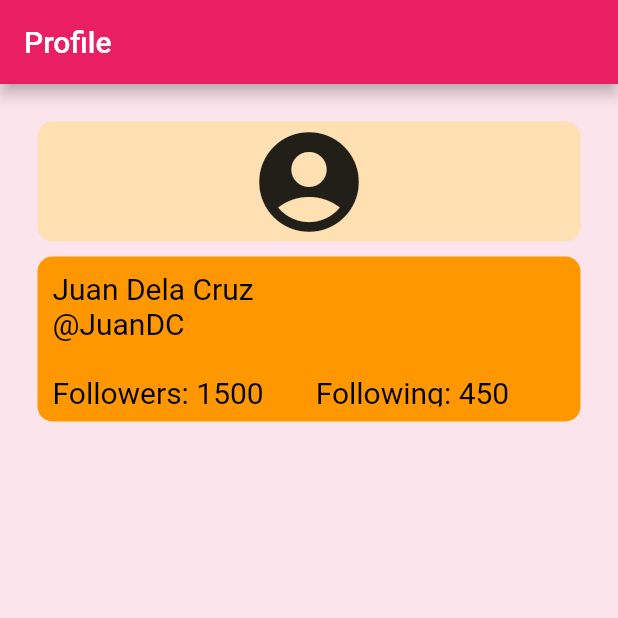
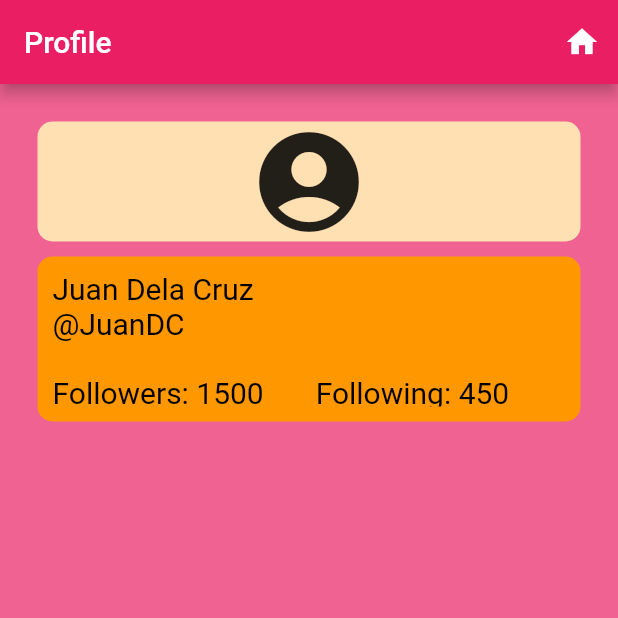
Before and after one commit to AnneRoki/m3output, a Flutter app: the Profile screen opened directly, on a phone screen of 412 x 824 dp, the top half of it. Run offline on Flutter 3.47's test engine with Material 2 defaults, Android fonts, the phone set to English and light mode, and no system bars.

Commit message:
Update profile.dart

```diff
--- a/lib/profile.dart
+++ b/lib/profile.dart
@@ -1,4 +1,6 @@
 import 'package:flutter/material.dart';
+import 'dashboard.dart';
+
 
 void main() => runApp(new MyApp());
 
@@ -7,7 +9,7 @@ class MyApp extends StatelessWidget {
   Widget build(BuildContext context) {
     return new MaterialApp(
       home: new Profile(),
-      theme: new ThemeData(primarySwatch: Colors.orange),
+      theme: new ThemeData(primarySwatch: Colors.pink),
     );
   }
 }
@@ -25,8 +27,16 @@ class ProfileState extends State<Profile> {
     return new Scaffold(
       appBar: AppBar(
         title: Text('Profile'),
+        actions: <Widget>[
+          IconButton(
+            icon: Icon(Icons.home),
+            onPressed: (){
+              navigatetopushdash();
+                }
+            ),
+        ],
       ),
-      backgroundColor: Colors.pink[50],
+      backgroundColor: Colors.pink[300],
       body: Padding(
         padding: EdgeInsets.all(25),
         child: Column(children: [
@@ -62,4 +72,9 @@ class ProfileState extends State<Profile> {
       ),
     );
   }
+   navigatetopushdash() {
+                Navigator.pushReplacement(
+                  context, MaterialPageRoute(builder: (context) => dashBoard())
+                  );
+   }
 }
```
